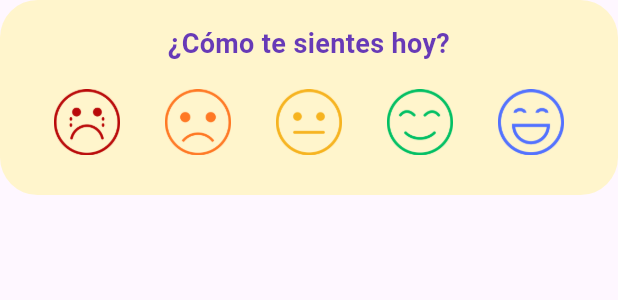
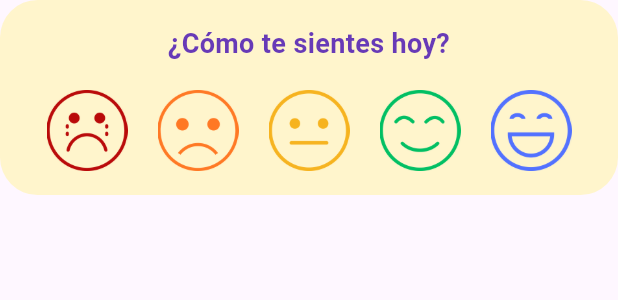
Before and after one commit to Santiago2132/maizfront, a Flutter app: the FeelingCard widget shown alone on an empty page, opened directly, on a phone screen of 412 x 824 dp. Shown: the top 300 px of the screen. Run offline on Flutter 3.47's test engine with Material 3 defaults, Android fonts, the phone set to English and light mode, and no system bars; our stand-ins replace table_calendar.

Commit message:
Arreglo de dimensiones en FeelingCard

```diff
--- a/maiz_app/lib/screens/home/widgets/feeling_card.dart
+++ b/maiz_app/lib/screens/home/widgets/feeling_card.dart
@@ -19,11 +19,10 @@ class _FeelingCardState extends State<FeelingCard> {
     'Euforico': 'assets/icons/Euphoric_icon.png',
   };
 
-
   @override
   Widget build(BuildContext context) {
     return CustomCard(
-    height: 130, // Altura reducida
+      height: 130, // Modifica esta línea para ajustar la altura
       child: Column(
         children: [
           const Text(
@@ -35,9 +34,15 @@ Widget build(BuildContext context) {
             ),
             textAlign: TextAlign.center,
           ),
-        const SizedBox(height: 7),
-        Row(
-          mainAxisAlignment: MainAxisAlignment.spaceEvenly,
+          const SizedBox(height: 8),
+          LayoutBuilder(
+            builder: (context, constraints) {
+              final maxWidth = constraints.maxWidth;
+              final itemWidth = (maxWidth - 50) /
+                  feelings.length; // Ajuste del ancho de cada imagen
+
+              return Row(
+                mainAxisAlignment: MainAxisAlignment.center,
                 children: feelings.entries.map((entry) {
                   final isSelected = selectedFeeling == entry.key;
 
@@ -54,17 +59,19 @@ Widget build(BuildContext context) {
                           color: isSelected
                               ? const Color(0xFF673AB7)
                               : Colors.transparent,
-                    width: 2
+                          width: 2,
                         ),
                       ),
                       child: Image.asset(
                         entry.value,
-                  width: 44, // Tamaño reducido
-                  height: 45,
+                        width: itemWidth - 12, // Ajuste del tamaño de la imagen
+                        height: itemWidth - 12,
                       ),
                     ),
                   );
                 }).toList(),
+              );
+            },
           ),
         ],
       ),
```
Lines whose indentation alone changed are shown as unchanged.
